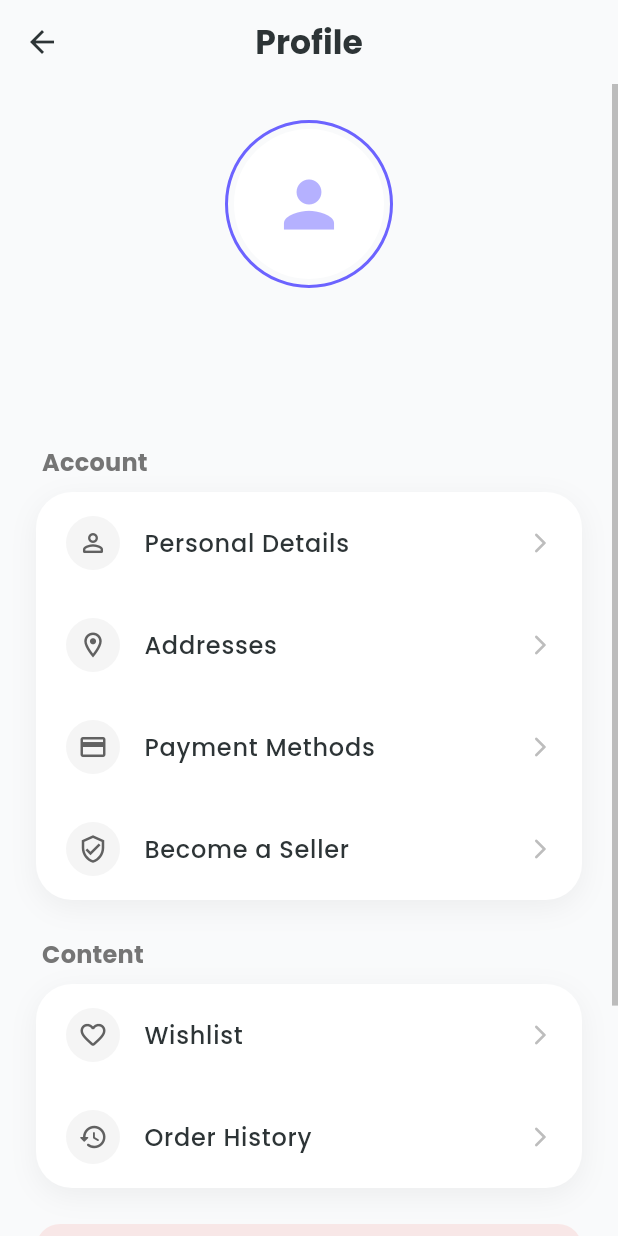
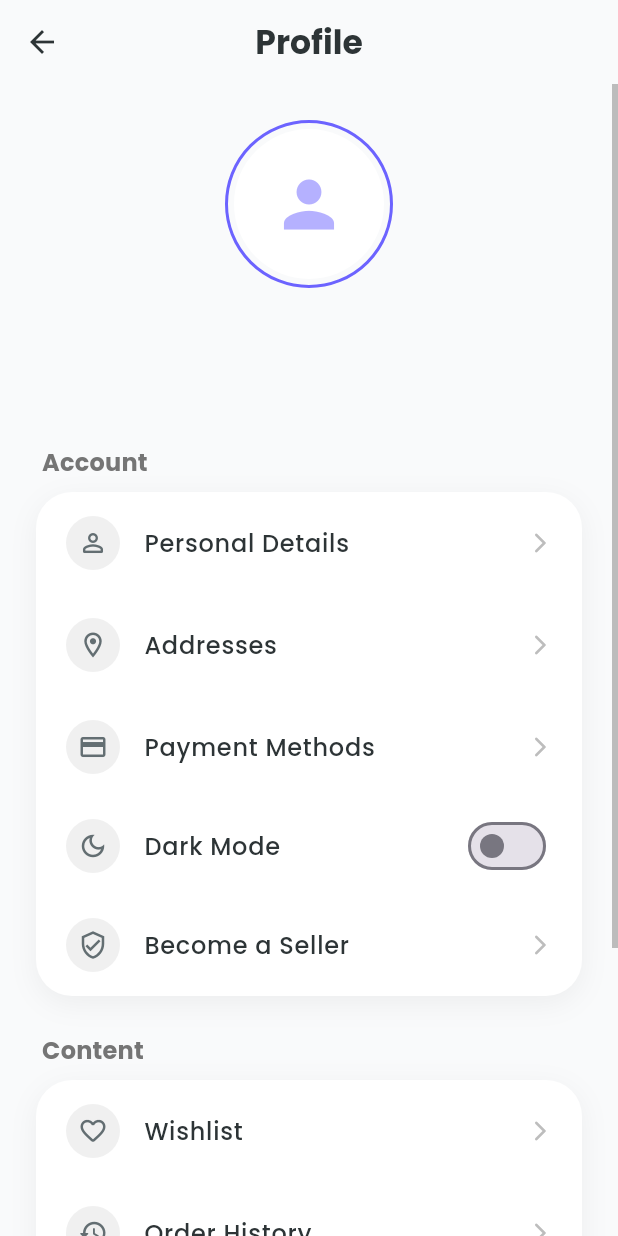
Before and after one commit to ali-hassan62/Ecommerce_app, a Flutter app: the ProfileScreen screen opened directly, on a phone screen of 412 x 824 dp. Run offline on Flutter 3.47's test engine with Material 3 defaults, Android fonts, the light colour scheme and no system bars; our stand-ins replace flutter_riverpod, google_fonts, hive, hive_flutter, supabase_flutter; missing offline and left inert: animated_login; accounts and stored records are empty; network calls fail.

Commit message:
Implement Dark Mode, Admin Product Management, and Animated Login

```diff
--- a/lib/core/constants.dart
+++ b/lib/core/constants.dart
@@ -3,4 +3,5 @@ class AppConstants {
   static const String supabaseAnonKey = 'sb_publishable_UVhegdpFBg2tO_63pCas2A_yw902Ugw';
   static const String cartBox = 'cart_box';
   static const String cartQuantitiesBox = 'cart_quantities_box';
+  static const String settingsBox = 'settings_box';
 }
--- a/lib/data/sources/hive_service.dart
+++ b/lib/data/sources/hive_service.dart
@@ -10,5 +10,6 @@ class HiveService {
     }
     await Hive.openBox<ProductModel>(AppConstants.cartBox);
     await Hive.openBox<int>(AppConstants.cartQuantitiesBox);
+    await Hive.openBox(AppConstants.settingsBox);
   }
 }
--- a/lib/main.dart
+++ b/lib/main.dart
@@ -10,6 +10,7 @@ import 'data/sources/hive_service.dart';
 import 'presentation/screens/home/home_screen.dart';
 import 'presentation/screens/auth/login_screen.dart'; // Make sure this path is correct
 import 'presentation/screens/auth/auth_gate.dart';
+import 'presentation/providers/theme_provider.dart';
 
 void main() async {
   // 1. Essential for async initialization
@@ -32,15 +33,19 @@ void main() async {
   );
 }
 
-class MyApp extends StatelessWidget {
+
+class MyApp extends ConsumerWidget {
   const MyApp({super.key});
 
   @override
-  Widget build(BuildContext context) {
+  Widget build(BuildContext context, WidgetRef ref) {
+    final themeMode = ref.watch(themeProvider);
     return MaterialApp(
       title: 'SwiftShop',
       debugShowCheckedModeBanner: false,
       theme: AppTheme.lightTheme,
+      darkTheme: AppTheme.darkTheme,
+      themeMode: themeMode,
       home: const AuthGate(),
     );
   }
--- /dev/null
+++ b/lib/presentation/providers/theme_provider.dart
@@ -0,0 +1,32 @@
+import 'package:flutter/material.dart';
+import 'package:flutter_riverpod/flutter_riverpod.dart';
+import 'package:hive_flutter/hive_flutter.dart';
+import '../../core/constants.dart';
+
+final themeProvider = StateNotifierProvider<ThemeNotifier, ThemeMode>((ref) {
+  return ThemeNotifier();
+});
+
+class ThemeNotifier extends StateNotifier<ThemeMode> {
+  ThemeNotifier() : super(ThemeMode.system) {
+    _loadTheme();
+  }
+
+  void _loadTheme() {
+    final box = Hive.box(AppConstants.settingsBox);
+    final savedTheme = box.get('theme_mode');
+    if (savedTheme == 'light') {
+      state = ThemeMode.light;
+    } else if (savedTheme == 'dark') {
+      state = ThemeMode.dark;
+    } else {
+      state = ThemeMode.system;
+    }
+  }
+
+  void toggleTheme(bool isDark) {
+    state = isDark ? ThemeMode.dark : ThemeMode.light;
+    final box = Hive.box(AppConstants.settingsBox);
+    box.put('theme_mode', isDark ? 'dark' : 'light');
+  }
+}
--- a/lib/presentation/screens/auth/auth_gate.dart
+++ b/lib/presentation/screens/auth/auth_gate.dart
@@ -2,7 +2,7 @@ import 'package:flutter/material.dart';
 import 'package:flutter_riverpod/flutter_riverpod.dart';
 import 'package:supabase_flutter/supabase_flutter.dart';
 import '../main_screen.dart';
-import 'login_screen.dart';
+import 'animated_login_screen.dart';
 
 class AuthGate extends ConsumerStatefulWidget {
   const AuthGate({super.key});
@@ -36,7 +36,7 @@ class _AuthGateState extends ConsumerState<AuthGate> {
         if (session != null) {
           return const MainScreen();
         } else {
-          return const AuthScreen();
+          return const AnimatedLoginScreen();
         }
       },
     );
--- a/lib/presentation/screens/profile/profile_screen.dart
+++ b/lib/presentation/screens/profile/profile_screen.dart
@@ -1,5 +1,7 @@
 import 'package:flutter/material.dart';
+import 'package:flutter_riverpod/flutter_riverpod.dart';
 import 'package:supabase_flutter/supabase_flutter.dart';
+import '../../providers/theme_provider.dart';
 import 'personal_details_screen.dart';
 import 'addresses_screen.dart';
 import 'payment_methods_screen.dart';
@@ -8,11 +10,11 @@ import 'order_history_screen.dart';
 import '../admin/admin_layout.dart';
 import '../admin/admin_access_screen.dart';
 
-class ProfileScreen extends StatelessWidget {
+class ProfileScreen extends ConsumerWidget {
   const ProfileScreen({super.key});
 
   @override
-  Widget build(BuildContext context) {
+  Widget build(BuildContext context, WidgetRef ref) {
     return StreamBuilder<AuthState>(
       stream: Supabase.instance.client.auth.onAuthStateChange,
       builder: (context, snapshot) {
@@ -76,6 +78,17 @@ class ProfileScreen extends StatelessWidget {
                       _MenuItem(theme, icon: Icons.person_outline_rounded, label: 'Personal Details', onTap: () => Navigator.push(context, MaterialPageRoute(builder: (context) => const PersonalDetailsScreen()))),
                       _MenuItem(theme, icon: Icons.location_on_outlined, label: 'Addresses', onTap: () => Navigator.push(context, MaterialPageRoute(builder: (context) => const AddressesScreen()))),
                       _MenuItem(theme, icon: Icons.payment_outlined, label: 'Payment Methods', onTap: () => Navigator.push(context, MaterialPageRoute(builder: (context) => const PaymentMethodsScreen()))),
+
+                      // Dark Mode Switch
+                      _SwitchMenuItem(
+                        theme,
+                        icon: Icons.dark_mode_outlined,
+                        label: 'Dark Mode',
+                        value: ref.watch(themeProvider) == ThemeMode.dark,
+                        onChanged: (val) {
+                          ref.read(themeProvider.notifier).toggleTheme(val);
+                        },
+                      ),
 
                       // Admin Section
                       if (user?.userMetadata?['is_admin'] == true)
@@ -189,10 +202,18 @@ class _MenuItem extends StatelessWidget {
             Container(
               padding: const EdgeInsets.all(8),
               decoration: BoxDecoration(
-                color: isHighlight ? theme.primaryColor.withOpacity(0.1) : Colors.grey[100],
+                color: isHighlight
+                    ? theme.primaryColor.withOpacity(0.1)
+                    : theme.colorScheme.secondaryContainer,
                 shape: BoxShape.circle,
               ),
-              child: Icon(icon, color: isHighlight ? theme.primaryColor : Colors.grey[700], size: 20),
+              child: Icon(
+                icon,
+                color: isHighlight
+                    ? theme.primaryColor
+                    : theme.colorScheme.onSecondaryContainer,
+                size: 20
+              ),
             ),
             const SizedBox(width: 16),
             Expanded(
@@ -211,3 +232,44 @@ class _MenuItem extends StatelessWidget {
     );
   }
 }
+
+class _SwitchMenuItem extends StatelessWidget {
+  final IconData icon;
+  final String label;
+  final bool value;
+  final ValueChanged<bool> onChanged;
+  final ThemeData theme;
+
+  const _SwitchMenuItem(this.theme, {required this.icon, required this.label, required this.value, required this.onChanged});
+
+  @override
+  Widget build(BuildContext context) {
+    return Padding(
+      padding: const EdgeInsets.symmetric(horizontal: 20, vertical: 8), // Adjusted vertical padding
+      child: Row(
+        children: [
+          Container(
+            padding: const EdgeInsets.all(8),
+            decoration: BoxDecoration(
+              color: theme.colorScheme.secondaryContainer,
+              shape: BoxShape.circle,
+            ),
+            child: Icon(icon, color: theme.colorScheme.onSecondaryContainer, size: 20),
+          ),
+          const SizedBox(width: 16),
+          Expanded(
+            child: Text(
+              label,
+              style: theme.textTheme.bodyLarge?.copyWith(fontWeight: FontWeight.w500),
+            ),
+          ),
+          Switch(
+            value: value,
+            onChanged: onChanged,
+            activeColor: theme.primaryColor,
+          ),
+        ],
+      ),
+    );
+  }
+}
--- a/pubspec.yaml
+++ b/pubspec.yaml
@@ -17,6 +17,7 @@ dependencies:
   flutter_staggered_grid_view: ^0.7.0
   uuid: ^4.5.2
   http: ^1.6.0
+  animated_login: ^1.7.2
 
 dev_dependencies:
   flutter_test:
```
Also changed, not shown: lib/core/app_theme.dart (+82 -0 lines), lib/presentation/screens/auth/animated_login_screen.dart (added, +138 -0 lines), pubspec.lock.
